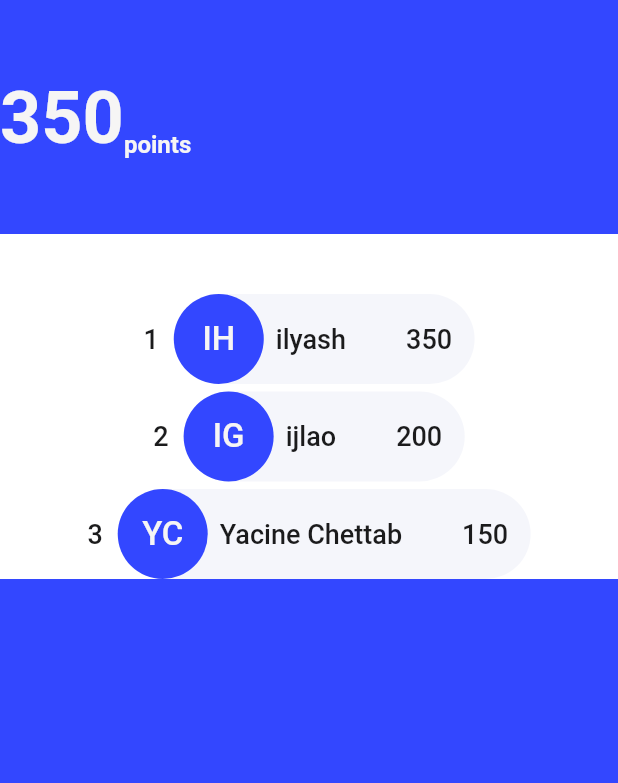
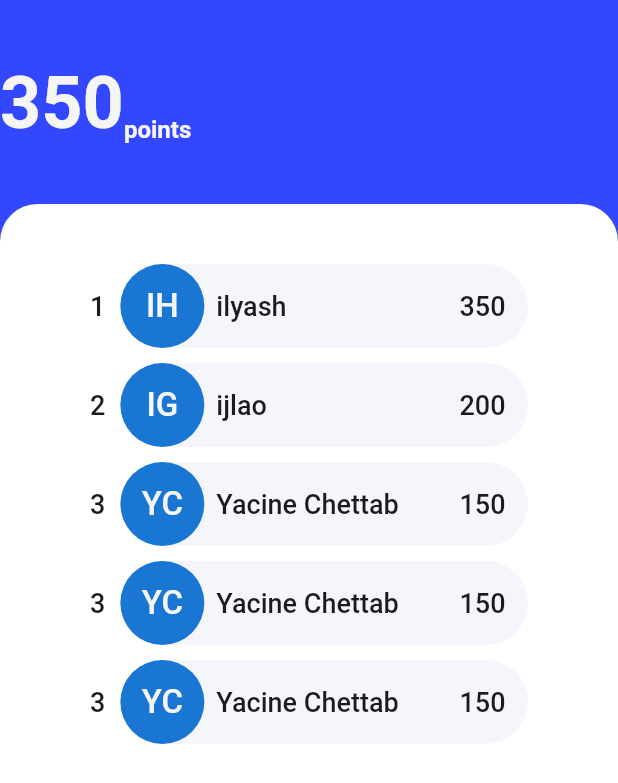
Before and after one commit to chettabyacine/Edutainment, a Flutter app: the PageGlobalRank screen opened directly, on a phone screen of 412 x 824 dp. Shown: the top 783 px of the screen. Run offline on Flutter 3.47's test engine with Material 2 defaults, Android fonts, the phone set to English and light mode, and no system bars; our stand-ins replace flutter_datetime_picker, flutter_svg, lite_rolling_switch, percent_indicator; missing offline and left inert: random_color; accounts and stored records are empty; Roboto replaces fonts that are missing (OpenSans).

Commit message:
Working on the global rank page

```diff
--- a/lib/screens/global_rank/page.dart
+++ b/lib/screens/global_rank/page.dart
@@ -1,6 +1,7 @@
 import 'package:flutter/cupertino.dart';
 import 'package:flutter/material.dart';
 import 'package:edutainment/utils/theme_constants.dart';
+import 'package:random_color/random_color.dart';
 
 void main(){
   runApp(TestApp());
@@ -26,19 +27,34 @@ class _PageGlobalRankState extends State<PageGlobalRank> {
   List<PublicUser> publicUsers;
   PublicUser currentUser;
   _PageGlobalRankState({this.publicUsers,@required this.currentUser});
+  List<Widget> userScores;
+  @override
+  void initState() {
+    userScores = [
+      SizedBox(height: 40),
+      WidgetUserScore(user: publicUsers[0]),
+      WidgetUserScore(user: publicUsers[1]),
+      WidgetUserScore(user: publicUsers[2]),
+      WidgetUserScore(user: publicUsers[2]),
+      WidgetUserScore(user: publicUsers[2]),
+      SizedBox(height: 490),
+    ];
+    super.initState();
+  }
   @override
   Widget build(BuildContext context) {
     return Scaffold(
       backgroundColor: kVioletColor,
-      body: Column(
-        crossAxisAlignment: CrossAxisAlignment.center,
+      body: ListView(
+
+        //crossAxisAlignment: CrossAxisAlignment.center,
         children: [
-          SizedBox(height: 50),
+          SizedBox(height: 40),
           Row(
             crossAxisAlignment: CrossAxisAlignment.end,
             children: [
               Text(
-                currentUser.score.toString(),
+                currentUser.score.toString() ?? '0',
                 style: TextStyle(
                   fontSize: 48.0,
                   fontFamily: 'OpenSans',
@@ -57,18 +73,14 @@ class _PageGlobalRankState extends State<PageGlobalRank> {
               ),
             ],
           ),
-          SizedBox(height: 50),
+          SizedBox(height: 40),
           Container(
+            decoration: BoxDecoration(
               color: Colors.white,
+              borderRadius: BorderRadius.only(topLeft: Radius.circular(25.0), topRight: Radius.circular(25.0)),
+            ),
             child: Column(
-              children: [
-                SizedBox(height: 40),
-                WidgetUserScore(user: publicUsers[0]),
-                SizedBox(height: 5),
-                WidgetUserScore(user: publicUsers[1]),
-                SizedBox(height: 5),
-                WidgetUserScore(user: publicUsers[2]),
-              ],
+              children: userScores ?? [SizedBox(height: 525)]
             ),
           ),
         ],
@@ -92,8 +104,11 @@ class WidgetUserScore extends StatelessWidget {
   WidgetUserScore({@required this.user});
   @override
   Widget build(BuildContext context) {
-    return Row(
-      mainAxisAlignment: MainAxisAlignment.center,
+    return Column(
+      children: [
+        Padding(
+          padding: const EdgeInsets.symmetric(horizontal: 60.0),
+          child: Row(
             children: [
               Text(
                user.rank.toString() ?? '',
@@ -105,7 +120,9 @@ class WidgetUserScore extends StatelessWidget {
                 ),
               ),
               SizedBox(width: 10.0),
-        Container(
+              Expanded(
+                child: Container(
+                  width: 500.0,
                   decoration: BoxDecoration(
                     color: Color(0xFFF5F6FB),
                     borderRadius: BorderRadius.circular(50),
@@ -113,8 +130,8 @@ class WidgetUserScore extends StatelessWidget {
                   child: Row(
                     children: [
                       CircleAvatar(
-                radius: 30.0,
-                backgroundColor: kVioletColor,
+                        radius: 28.0,
+                        backgroundColor: RandomColor().randomColor(colorSaturation: ColorSaturation.highSaturation),
                         child: Text(
                           user.userID ?? '',
                           style: TextStyle(
@@ -134,7 +151,7 @@ class WidgetUserScore extends StatelessWidget {
                           fontSize: 18.0,
                         ),
                       ),
-              SizedBox(width: 40.0),
+                      Expanded(child: SizedBox(width: 40.0)),
                       Text(
                         user.score.toString() ?? '',
                         style: TextStyle(
@@ -148,6 +165,11 @@ class WidgetUserScore extends StatelessWidget {
                     ],
                   ),
                 ),
+              ),
+            ],
+          ),
+        ),
+        SizedBox(height: 10),
       ],
     );
   }
--- a/pubspec.yaml
+++ b/pubspec.yaml
@@ -12,6 +12,7 @@ dependencies:
   flutter:
     sdk: flutter
   cupertino_icons: ^1.0.2
+  random_color: ^1.0.5
 
 
 dev_dependencies:
```
Also changed, not shown: pubspec.lock. Lines whose indentation alone changed are shown as unchanged.
